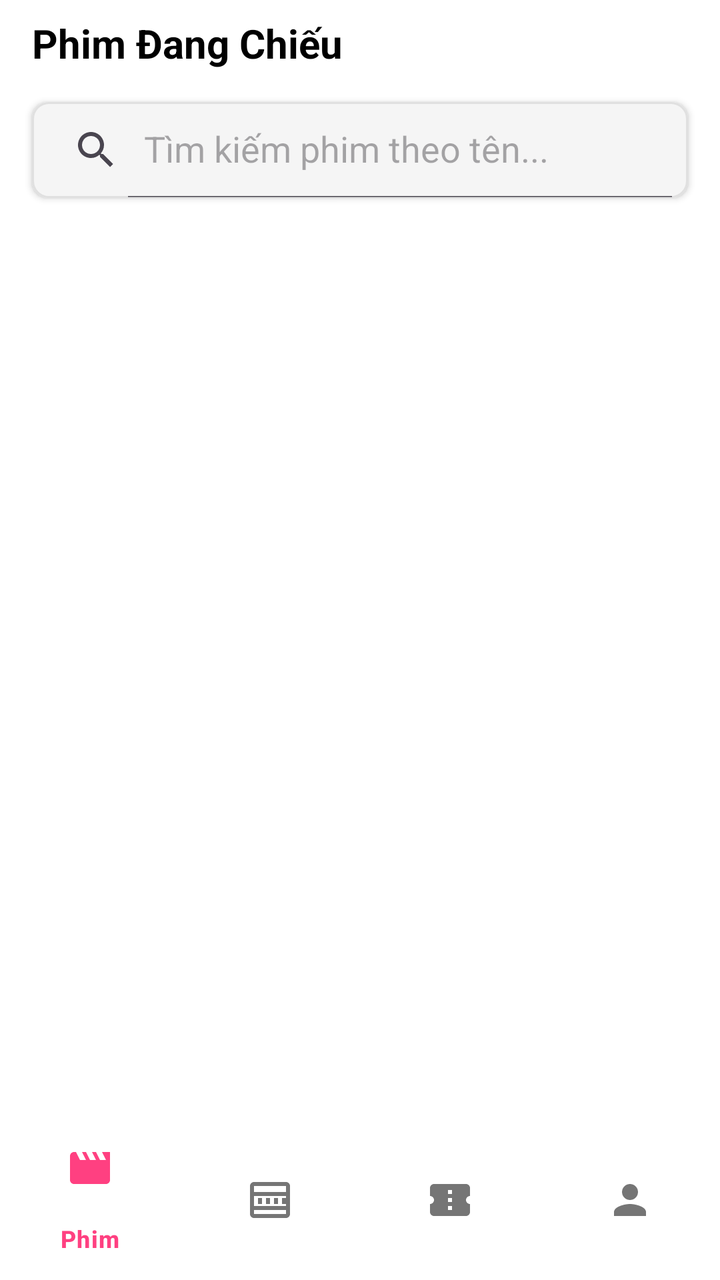
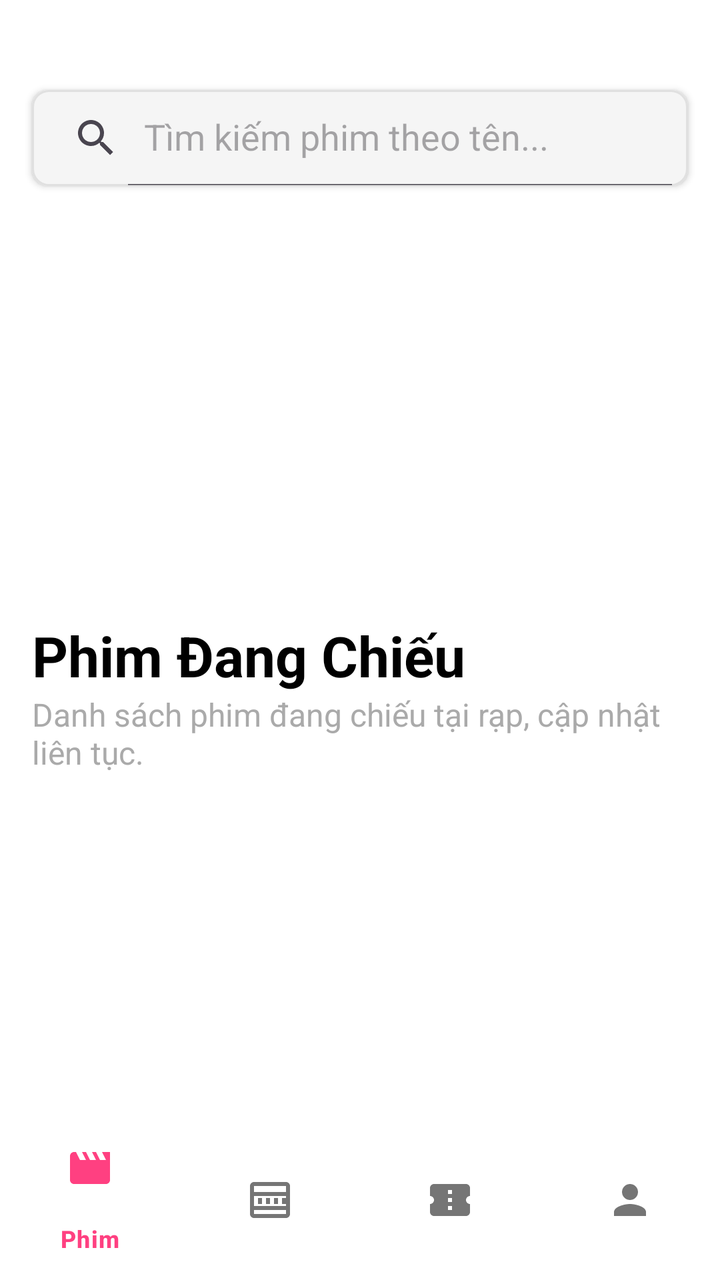

Two renders of the same Android screen: before a commit and after it. Below are the layout's source before the change and the commit's diff.
<!-- AndroidManifest.xml: application theme Theme.PRM392G2MovieBookingMobileApp -->
<!-- res/layout/activity_movie_list.xml -->
<?xml version="1.0" encoding="utf-8"?>
<androidx.constraintlayout.widget.ConstraintLayout xmlns:android="http://schemas.android.com/apk/res/android"
    xmlns:app="http://schemas.android.com/apk/res-auto"
    android:layout_width="match_parent"
    android:layout_height="match_parent"
    android:background="@android:color/white">

    
    <TextView
        android:id="@+id/movies_section_title"
        android:layout_width="match_parent"
        android:layout_height="wrap_content"
        android:text="Phim Đang Chiếu"
        android:textSize="20sp"
        android:textStyle="bold"
        android:paddingStart="16dp"
        android:paddingEnd="16dp"
        android:paddingTop="8dp"
        android:paddingBottom="8dp"
        android:textColor="@android:color/black"
        app:layout_constraintTop_toTopOf="parent"
        app:layout_constraintStart_toStartOf="parent" />

    
    <androidx.appcompat.widget.SearchView
        android:id="@+id/search_view_movies"
        android:layout_width="match_parent"
        android:layout_height="wrap_content"
        android:layout_marginStart="16dp"
        android:layout_marginEnd="16dp"
        android:layout_marginTop="8dp"
        android:background="@drawable/search_background"
        android:elevation="2dp"
        app:iconifiedByDefault="false"
        app:queryHint="Tìm kiếm phim theo tên..."
        app:layout_constraintTop_toBottomOf="@id/movies_section_title"
        app:layout_constraintStart_toStartOf="parent"
        app:layout_constraintEnd_toEndOf="parent" />

    
    <androidx.recyclerview.widget.RecyclerView
        android:id="@+id/recycler_view_movies"
        android:layout_width="match_parent"
        android:layout_height="0dp"
        android:layout_marginTop="8dp"
        app:layout_constraintTop_toBottomOf="@id/search_view_movies"
        app:layout_constraintBottom_toTopOf="@id/bottom_navigation"
        app:layout_constraintStart_toStartOf="parent"
        app:layout_constraintEnd_toEndOf="parent" />

    
    <com.google.android.material.bottomnavigation.BottomNavigationView
        android:id="@+id/bottom_navigation"
        android:layout_width="match_parent"
        android:layout_height="wrap_content"
        android:layout_gravity="bottom"
        android:background="@color/white"
        app:itemIconTint="@drawable/bottom_nav_colors"
        app:itemTextColor="@drawable/bottom_nav_colors"
        app:layout_constraintBottom_toBottomOf="parent"
        app:layout_constraintStart_toStartOf="parent"
        app:layout_constraintEnd_toEndOf="parent"
        app:menu="@menu/bottom_navigation_menu" />

</androidx.constraintlayout.widget.ConstraintLayout>
<!-- resources referenced by this layout -->
<resources>
  <color name="white">#FFFFFFFF</color>
  <!-- drawable bottom_nav_colors (drawable) -->
  <?xml version="1.0" encoding="utf-8"?>
  <selector xmlns:android="http://schemas.android.com/apk/res/android">
      <item android:state_checked="true" android:color="@color/colorPrimary" />
      <item android:color="@color/colorInactive" />
  </selector>
  <!-- drawable search_background (drawable) -->
  <?xml version="1.0" encoding="utf-8"?>
  <shape xmlns:android="http://schemas.android.com/apk/res/android"
      android:shape="rectangle">
      <corners android:radius="8dp" />
      <solid android:color="#F5F5F5" />
      <stroke
          android:width="1dp"
          android:color="#E0E0E0" />
  </shape>
  <style name="Theme.PRM392G2MovieBookingMobileApp" parent="Base.Theme.PRM392G2MovieBookingMobileApp" />
  <color name="colorPrimary">#FF4081</color>
  <color name="colorInactive">#757575</color>
  <style name="Base.Theme.PRM392G2MovieBookingMobileApp" parent="Theme.Material3.DayNight.NoActionBar">
          
          
      </style>
</resources>

<!-- the commit's change to res/layout/activity_movie_list.xml (unified diff, before → after) -->
@@ -5,34 +5,55 @@
     android:layout_height="match_parent"
     android:background="@android:color/white">
 
+    <androidx.appcompat.widget.SearchView
+        android:id="@+id/search_view_movies"
+        android:layout_width="match_parent"
+        android:layout_height="wrap_content"
+        android:layout_marginStart="16dp"
+        android:layout_marginEnd="16dp"
+        android:layout_marginTop="45dp"
+        android:background="@drawable/search_background"
+        android:elevation="2dp"
+        app:iconifiedByDefault="false"
+        app:layout_constraintTop_toTopOf="parent"
+        app:layout_constraintStart_toStartOf="parent"
+        app:layout_constraintEnd_toEndOf="parent"
+        app:queryHint="Tìm kiếm phim theo tên..." />
+
+    <androidx.viewpager2.widget.ViewPager2
+        android:id="@+id/banner_slider"
+        android:layout_width="match_parent"
+        android:layout_height="200dp"
+        android:layout_marginTop="8dp"
+        app:layout_constraintTop_toBottomOf="@id/search_view_movies"
+        app:layout_constraintStart_toStartOf="parent"
+        app:layout_constraintEnd_toEndOf="parent"/>
+
     
     <TextView
         android:id="@+id/movies_section_title"
         android:layout_width="match_parent"
         android:layout_height="wrap_content"
         android:text="Phim Đang Chiếu"
-        android:textSize="20sp"
+        android:textSize="28sp"
         android:textStyle="bold"
         android:paddingStart="16dp"
         android:paddingEnd="16dp"
         android:paddingTop="8dp"
-        android:paddingBottom="8dp"
         android:textColor="@android:color/black"
-        app:layout_constraintTop_toTopOf="parent"
+        app:layout_constraintTop_toBottomOf="@id/banner_slider"
         app:layout_constraintStart_toStartOf="parent" />
 
-    
-    <androidx.appcompat.widget.SearchView
-        android:id="@+id/search_view_movies"
+    <TextView
+        android:id="@+id/movies_section_subtitle"
         android:layout_width="match_parent"
         android:layout_height="wrap_content"
-        android:layout_marginStart="16dp"
-        android:layout_marginEnd="16dp"
-        android:layout_marginTop="8dp"
-        android:background="@drawable/search_background"
-        android:elevation="2dp"
-        app:iconifiedByDefault="false"
-        app:queryHint="Tìm kiếm phim theo tên..."
+        android:text="Danh sách phim đang chiếu tại rạp, cập nhật liên tục."
+        android:textSize="16sp"
+        android:textColor="@android:color/darker_gray"
+        android:paddingStart="16dp"
+        android:paddingEnd="16dp"
+        android:layout_marginBottom="10dp"
         app:layout_constraintTop_toBottomOf="@id/movies_section_title"
         app:layout_constraintStart_toStartOf="parent"
         app:layout_constraintEnd_toEndOf="parent" />
@@ -43,8 +64,32 @@
         android:layout_width="match_parent"
         android:layout_height="0dp"
         android:layout_marginTop="8dp"
-        app:layout_constraintTop_toBottomOf="@id/search_view_movies"
         app:layout_constraintBottom_toTopOf="@id/bottom_navigation"
+        app:layout_constraintEnd_toEndOf="parent"
+        app:layout_constraintStart_toStartOf="parent"
+        app:layout_constraintTop_toBottomOf="@id/movies_section_subtitle" />
+
+    <TextView
+        android:id="@+id/empty_view"
+        android:layout_width="wrap_content"
+        android:layout_height="wrap_content"
+        android:text="Không có phim nào để hiển thị."
+        android:textSize="16sp"
+        android:textColor="@android:color/darker_gray"
+        android:gravity="center"
+        android:visibility="gone"
+        app:layout_constraintTop_toBottomOf="@id/movies_section_subtitle"
+        app:layout_constraintStart_toStartOf="parent"
+        app:layout_constraintEnd_toEndOf="parent"
+        app:layout_constraintBottom_toTopOf="@id/bottom_navigation" />
+
+    
+    <ProgressBar
+        android:id="@+id/progress_bar"
+        android:layout_width="wrap_content"
+        android:layout_height="wrap_content"
+        android:visibility="gone"
+        app:layout_constraintTop_toBottomOf="@id/movies_section_subtitle"
         app:layout_constraintStart_toStartOf="parent"
         app:layout_constraintEnd_toEndOf="parent" />
 
